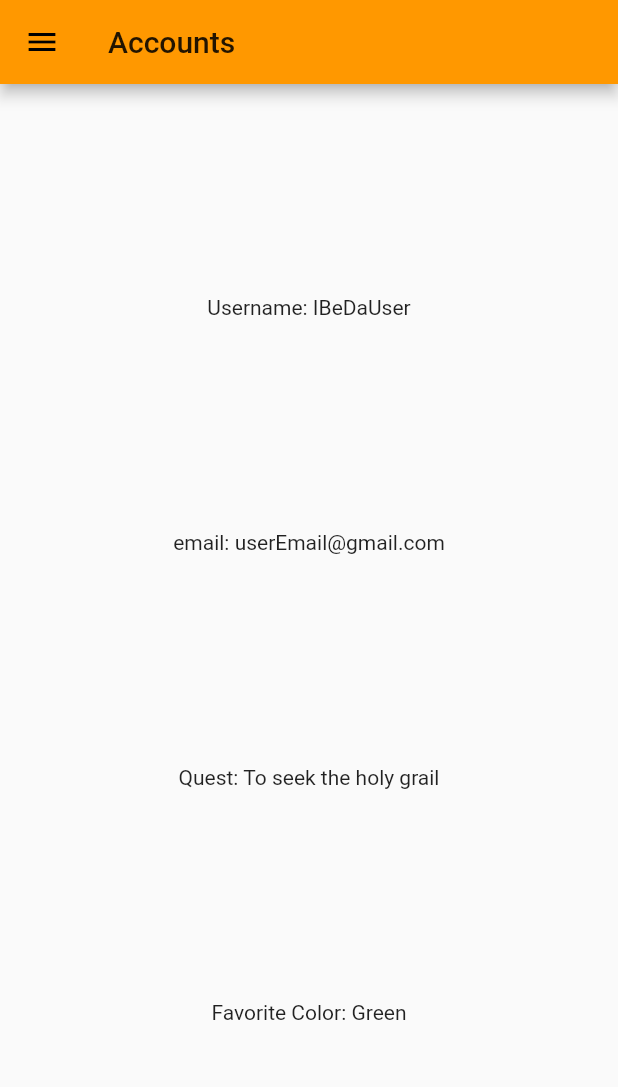
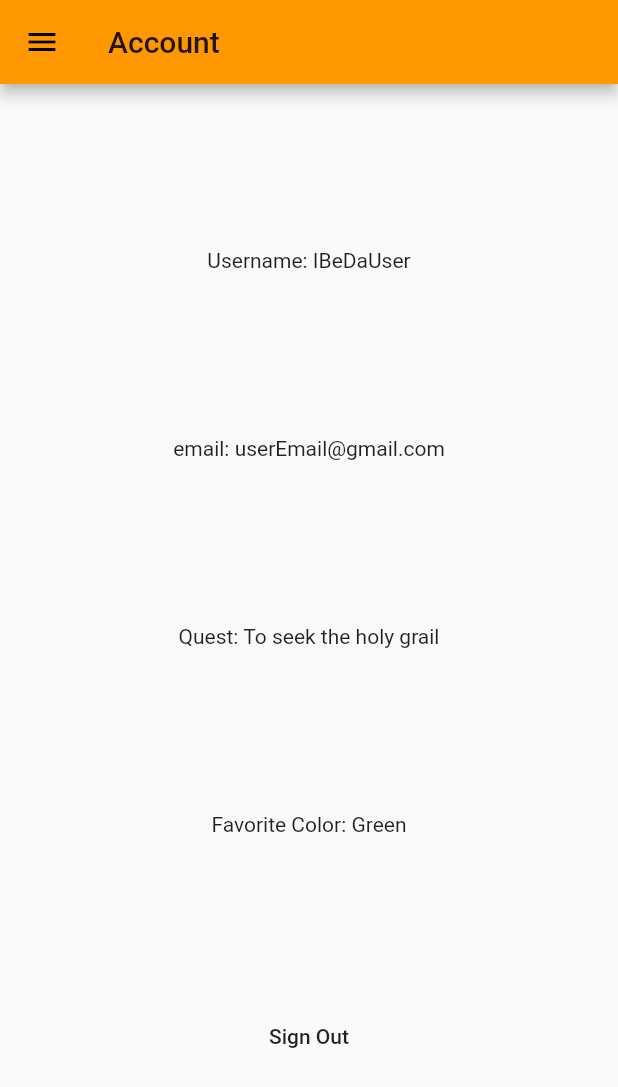
Before and after one commit to El-Groupo/RideOn, a Flutter app: the AccountRoute screen opened directly, on a phone screen of 412 x 824 dp. Shown: the top 1087 px of the screen. Run offline on Flutter 3.47's test engine with Material 2 defaults, Android fonts, the phone set to English and light mode, and no system bars; our stand-ins replace firebase_auth, firebase_core, firebase_database, google_maps_flutter, location; accounts and stored records are empty; statements that could not run were skipped.

Commit message:
put sign out on account page
tapping the account icon on each page takes you to the account page, at the bottom it has a sign out option

```diff
--- a/ride_on/ride_on/lib/screens/account.dart
+++ b/ride_on/ride_on/lib/screens/account.dart
@@ -1,12 +1,33 @@
 import 'package:flutter/material.dart';
 import '../hamburgerMenu.dart';
+import 'package:ride_on/singleton.dart';
 
 class AccountRoute extends StatelessWidget {
+
+  var mySingleton = Singleton();
+  var context;
+
+  signOut() async {
+
+    while(Navigator.canPop(context)) {
+      Navigator.pop(context);
+    }
+
+    try {
+      await mySingleton.auth.signOut();
+      mySingleton.logoutCallback();
+    } catch (e) {
+      print(e);
+    }
+  }
+
   @override
   Widget build(BuildContext context) {
+    this.context = context;
+
     return Scaffold(
       appBar: AppBar(
-        title: Text('Accounts'),
+        title: Text('Account'),
       ),
       drawer: HamburgerMenu(),
       body: Center(
@@ -17,6 +38,10 @@ class AccountRoute extends StatelessWidget {
             Text('email: userEmail@gmail.com'),
             Text('Quest: To seek the holy grail'),
             Text('Favorite Color: Green'),
+            FlatButton(
+              child: Text("Sign Out"),
+              onPressed: signOut,
+            ),
           ]
         ),
       ),
```
Also changed, not shown: ride_on/ride_on/lib/accountMenu.dart (+14 -16 lines).
